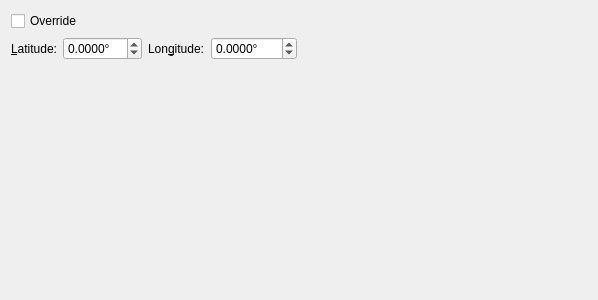
The window that plugins/positioning/positioningwidget.ui (KDAB/GammaRay) describes before a commit, drawn with Qt 5.
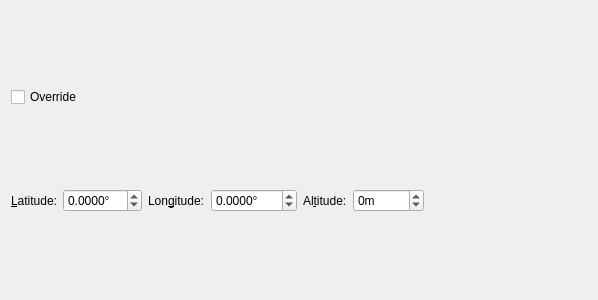
The same window after the commit.

The edit to the form file:
```diff
--- a/plugins/positioning/positioningwidget.ui
+++ b/plugins/positioning/positioningwidget.ui
@@ -78,6 +78,32 @@
        </property>
       </widget>
      </item>
+     <item>
+      <widget class="QLabel" name="label_3">
+       <property name="text">
+        <string>Al&amp;titude:</string>
+       </property>
+       <property name="buddy">
+        <cstring>altitudeBox</cstring>
+       </property>
+      </widget>
+     </item>
+     <item>
+      <widget class="QSpinBox" name="altitudeBox">
+       <property name="suffix">
+        <string>m</string>
+       </property>
+       <property name="minimum">
+        <number>-500</number>
+       </property>
+       <property name="maximum">
+        <number>10000</number>
+       </property>
+       <property name="singleStep">
+        <number>50</number>
+       </property>
+      </widget>
+     </item>
      <item>
       <spacer name="horizontalSpacer">
        <property name="orientation">
@@ -93,19 +119,6 @@
      </item>
     </layout>
    </item>
-   <item>
-    <spacer name="verticalSpacer">
-     <property name="orientation">
-      <enum>Qt::Vertical</enum>
-     </property>
-     <property name="sizeHint" stdset="0">
-      <size>
-       <width>20</width>
-       <height>222</height>
-      </size>
-     </property>
-    </spacer>
-   </item>
   </layout>
  </widget>
  <resources/>
```
Left out of the diff: 2 changed lines with no effect on the pictures.
